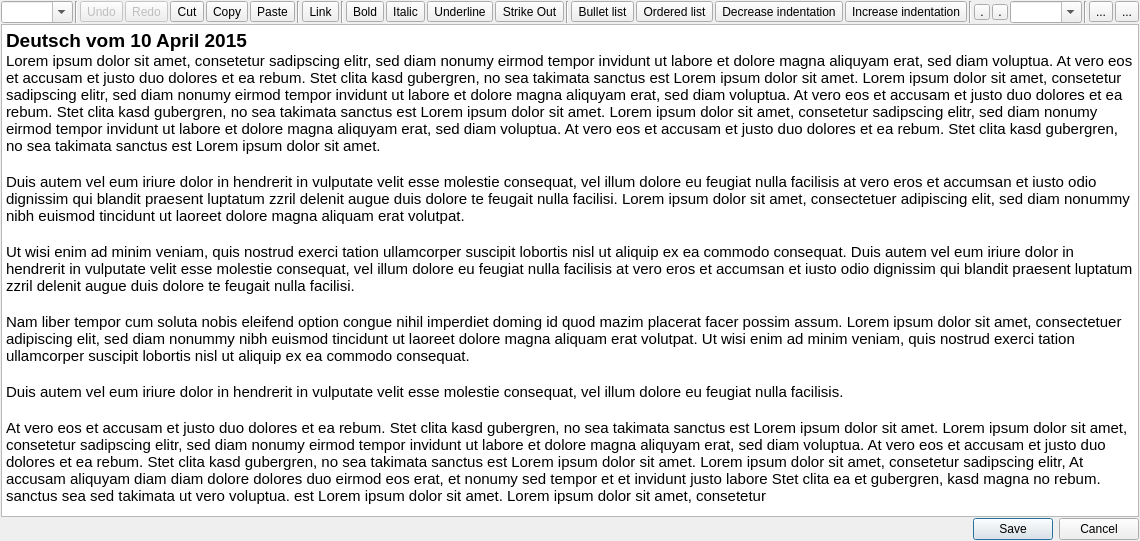
This is mrichtextedit.ui in orgnnice/OrgNNice as Qt 5 draws it before an edit. The edited form follows.
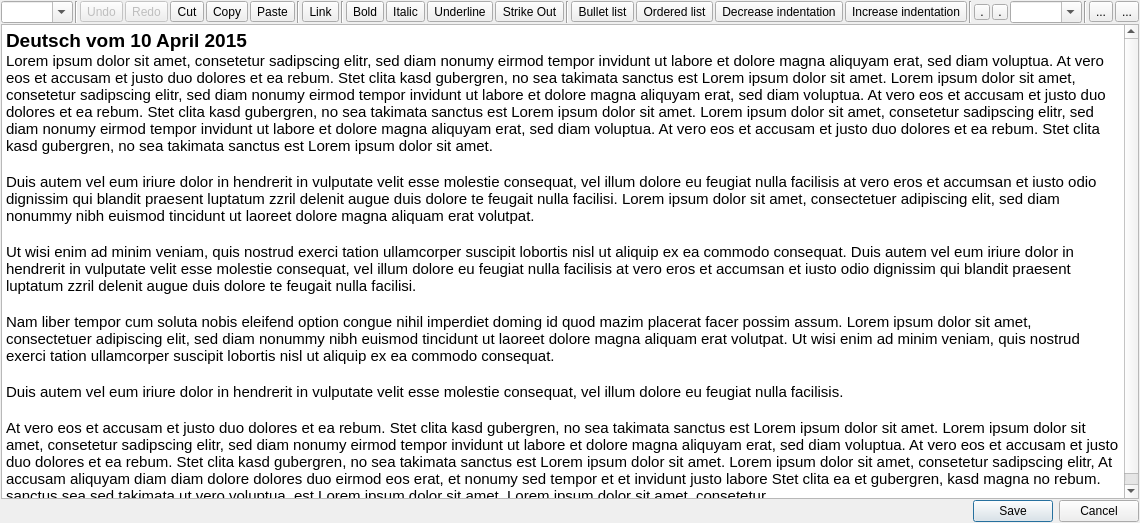
This is the edited form. Icons and pictures are not drawn. Custom widgets are drawn as their Qt base class.

```diff
--- a/mrichtextedit.ui
+++ b/mrichtextedit.ui
@@ -6,8 +6,8 @@
    <rect>
     <x>0</x>
     <y>0</y>
-    <width>819</width>
-    <height>541</height>
+    <width>742</width>
+    <height>523</height>
    </rect>
   </property>
   <property name="windowTitle">
@@ -570,7 +570,7 @@
       <string>&lt;!DOCTYPE HTML PUBLIC &quot;-//W3C//DTD HTML 4.0//EN&quot; &quot;http://www.w3.org/TR/REC-html40/strict.dtd&quot;&gt;
 &lt;html&gt;&lt;head&gt;&lt;meta name=&quot;qrichtext&quot; content=&quot;1&quot; /&gt;&lt;style type=&quot;text/css&quot;&gt;
 p, li { white-space: pre-wrap; }
-&lt;/style&gt;&lt;/head&gt;&lt;body style=&quot; font-family:'MS Shell Dlg 2'; font-size:7.8pt; font-weight:400; font-style:normal;&quot;&gt;
+&lt;/style&gt;&lt;/head&gt;&lt;body style=&quot; font-family:'MS Shell Dlg 2'; font-size:8.25pt; font-weight:400; font-style:normal;&quot;&gt;
 &lt;p style=&quot; margin-top:0px; margin-bottom:0px; margin-left:0px; margin-right:0px; -qt-block-indent:0; text-indent:0px;&quot;&gt;&lt;span style=&quot; font-size:14pt; font-weight:600;&quot;&gt;Deutsch vom 10 April 2015&lt;/span&gt;&lt;/p&gt;
 &lt;p style=&quot; margin-top:0px; margin-bottom:0px; margin-left:0px; margin-right:0px; -qt-block-indent:0; text-indent:0px;&quot;&gt;&lt;span style=&quot; font-size:11pt;&quot;&gt;Lorem ipsum dolor sit amet, consetetur sadipscing elitr, sed diam nonumy eirmod tempor invidunt ut labore et dolore magna aliquyam erat, sed diam voluptua. At vero eos et accusam et justo duo dolores et ea rebum. Stet clita kasd gubergren, no sea takimata sanctus est Lorem ipsum dolor sit amet. Lorem ipsum dolor sit amet, consetetur sadipscing elitr, sed diam nonumy eirmod tempor invidunt ut labore et dolore magna aliquyam erat, sed diam voluptua. At vero eos et accusam et justo duo dolores et ea rebum. Stet clita kasd gubergren, no sea takimata sanctus est Lorem ipsum dolor sit amet. Lorem ipsum dolor sit amet, consetetur sadipscing elitr, sed diam nonumy eirmod tempor invidunt ut labore et dolore magna aliquyam erat, sed diam voluptua. At vero eos et accusam et justo duo dolores et ea rebum. Stet clita kasd gubergren, no sea takimata sanctus est Lorem ipsum dolor sit amet.   &lt;/span&gt;&lt;/p&gt;
 &lt;p style=&quot;-qt-paragraph-type:empty; margin-top:0px; margin-bottom:0px; margin-left:0px; margin-right:0px; -qt-block-indent:0; text-indent:0px; font-size:11pt;&quot;&gt;&lt;br /&gt;&lt;/p&gt;
```
